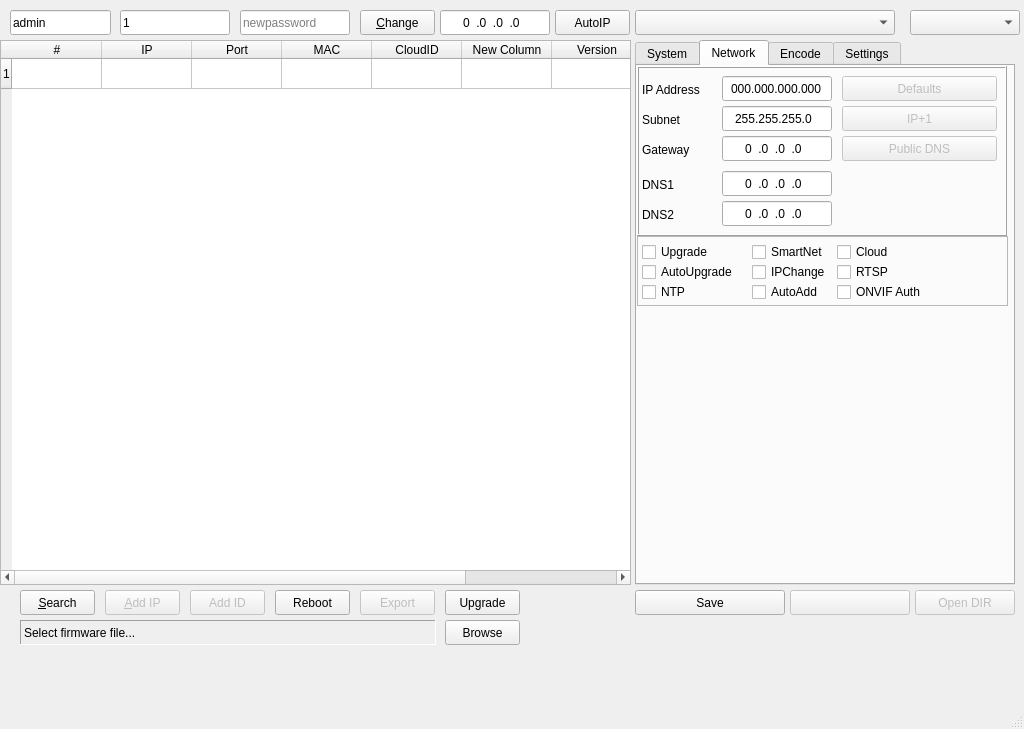
Old version of the form dms.ui in the repository OpenIPC/dms.
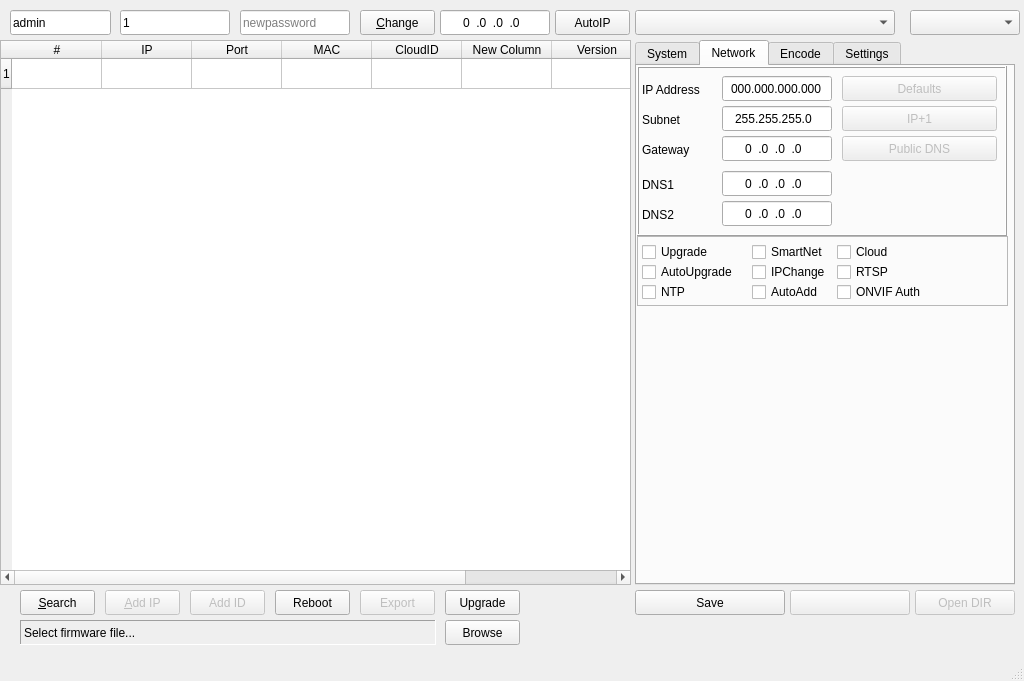
New version of the form. Icons and pictures are not drawn.

```diff
--- a/dms.ui
+++ b/dms.ui
@@ -10,7 +10,7 @@
     <x>0</x>
     <y>0</y>
     <width>1024</width>
-    <height>729</height>
+    <height>681</height>
    </rect>
   </property>
   <property name="windowTitle">
```
